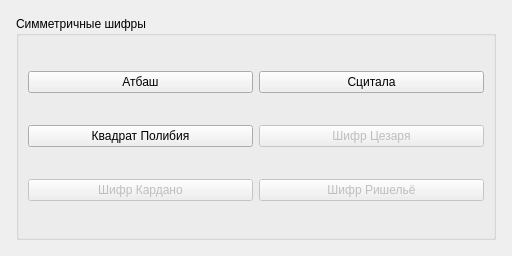
Qt form gui/mainwindow.ui (LancerRevX/cryptography) before a commit.
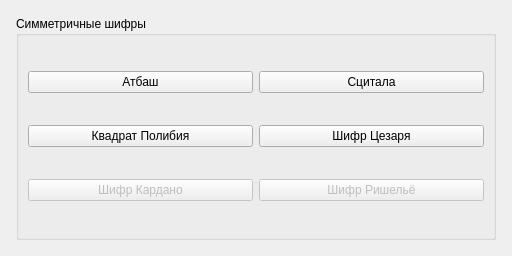
The same form after that commit.

Diff of the .ui file:
```diff
--- a/gui/mainwindow.ui
+++ b/gui/mainwindow.ui
@@ -104,9 +104,6 @@
        </item>
        <item row="1" column="1">
         <widget class="QPushButton" name="caesarButton">
-         <property name="enabled">
-          <bool>false</bool>
-         </property>
          <property name="sizePolicy">
           <sizepolicy hsizetype="Minimum" vsizetype="Fixed">
            <horstretch>0</horstretch>
```
